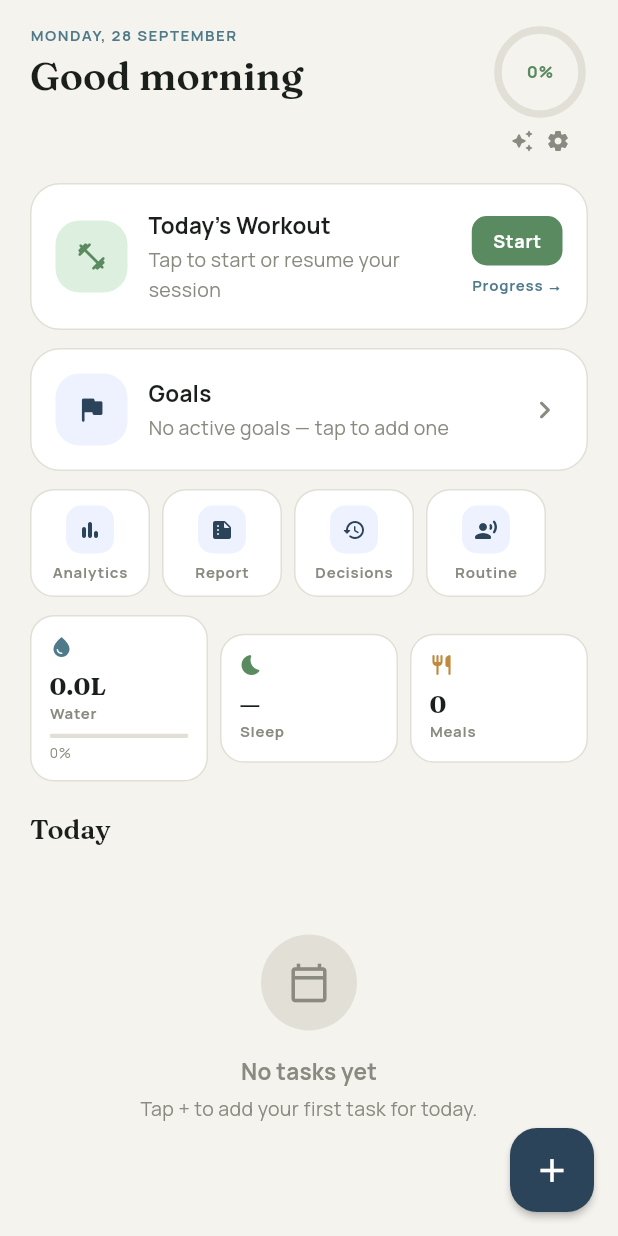
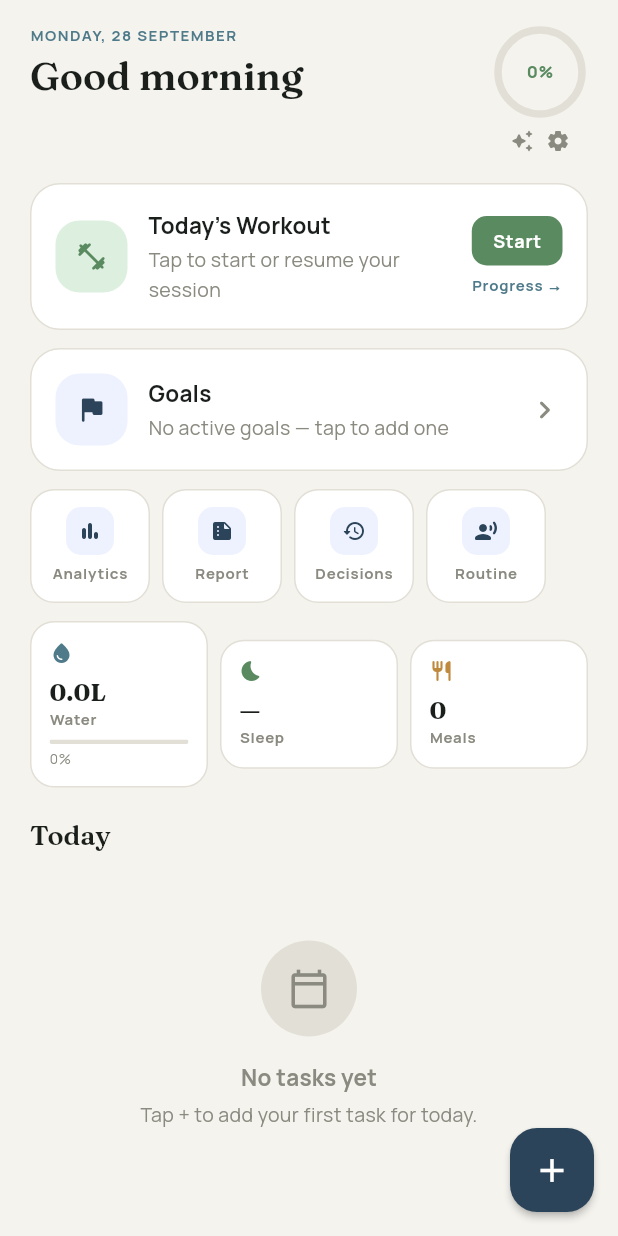
Before and after one commit to manohar454/routine_assistant, a Flutter app: the screen it shows after launch, on a phone screen of 412 x 824 dp. Run offline on Flutter 3.47's test engine with Material 3 defaults, Android fonts, the phone set to English and light mode, and no system bars; our stand-ins replace file_picker, flutter_local_notifications, flutter_timezone, flutter_tts, google_fonts, just_audio and 5 more; missing offline and left inert: audio_session, device_calendar, flutter_foreground_task, flutter_gemma, flutter_gemma_litertlm; accounts and stored records are empty; statements that could not run were skipped.

Commit message:
fix: increase NavChipRow height to prevent 2px overflow
Chip content (10+10 padding + 32 icon + 5 gap + ~13 text) exceeded
the 72px SizedBox by 2px. Bumped to 76px to give comfortable clearance.

Co-Authored-By: Claude Sonnet 4.6 <noreply@anthropic.com>
Claude-Session: https://claude.ai/code/session_01RpziqFoKVGKk7uGrK4fd7t

```diff
--- a/lib/screens/home_screen.dart
+++ b/lib/screens/home_screen.dart
@@ -1094,7 +1094,7 @@ class _NavChipRow extends StatelessWidget {
     final iconBg = isDark ? const Color(0xFF1D2535) : const Color(0xFFEEF2FF);
 
     return SizedBox(
-      height: 72,
+      height: 76,
       child: ListView.separated(
         scrollDirection: Axis.horizontal,
         itemCount: items.length,
```
